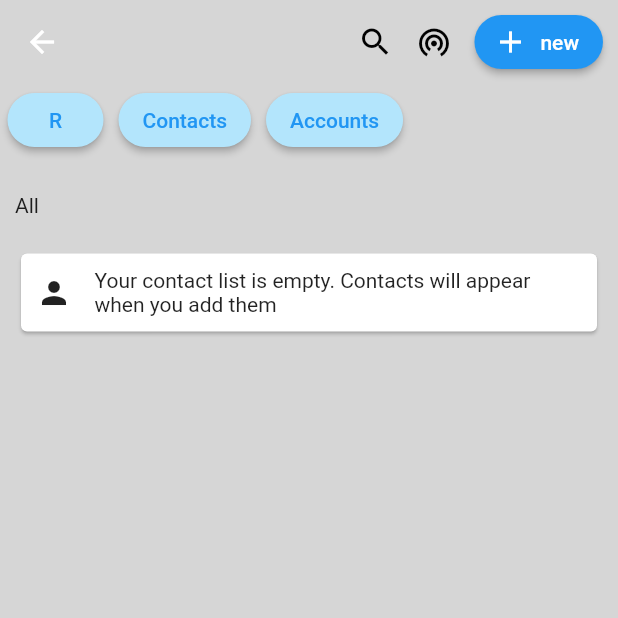
After one commit to mervinkogei/design_ui, a Flutter app: the WhomPay screen opened directly, on a phone screen of 412 x 824 dp, the top half of it. The commit adds this screen. Run offline on Flutter 3.47's test engine with Material 2 defaults, Android fonts, the light colour scheme and no system bars.

Commit message:
add whom pay

```diff
--- /dev/null
+++ b/lib/Screens/account_details.dart
@@ -0,0 +1,17 @@
+import 'package:flutter/material.dart';
+
+class AccountDetails extends StatefulWidget {
+  const AccountDetails({ Key? key }) : super(key: key);
+
+  @override
+  _AccountDetailsState createState() => _AccountDetailsState();
+}
+
+class _AccountDetailsState extends State<AccountDetails> {
+  @override
+  Widget build(BuildContext context) {
+    return Container(
+
+    );
+  }
+}
--- /dev/null
+++ b/lib/Screens/whom_pay.dart
@@ -0,0 +1,115 @@
+import 'package:flutter/material.dart';
+
+class WhomPay extends StatefulWidget {
+  const WhomPay({ Key? key }) : super(key: key);
+
+  @override
+  _WhomPayState createState() => _WhomPayState();
+}
+
+class _WhomPayState extends State<WhomPay> {
+  @override
+  Widget build(BuildContext context) {
+    return Scaffold(
+      appBar: AppBar(
+        elevation: 0,
+        backgroundColor: Colors.grey[350],
+        actions: [
+        Icon(Icons.search, color: Colors.black,),
+        SizedBox(width: 15,),
+        Icon(Icons.wifi_tethering_sharp, color: Colors.black,),
+        SizedBox(width: 15,),
+        Padding(
+          padding: const EdgeInsets.only(right: 10),
+          child: Row(
+            children: [
+              ElevatedButton.icon(onPressed: (){},
+               icon: Icon(Icons.add),
+               label: Text('new'),
+               style: ElevatedButton.styleFrom(
+            shape: new RoundedRectangleBorder(
+              borderRadius: new BorderRadius.circular(20.0),
+            ),
+          ),
+               )
+            ],
+          ),
+        )
+      ],
+      ),
+      body: Container(
+        color: Colors.grey[350],
+        child: Column(
+          children: [
+            Row(
+              children: [
+                SizedBox(width: 5,),
+                ElevatedButton(onPressed: (){},
+               child: Text('R', style: TextStyle(color: Colors.blue),),
+               style: ElevatedButton.styleFrom(
+                 primary: Colors.lightBlue[100],
+            shape: new RoundedRectangleBorder(
+              borderRadius: new BorderRadius.circular(20.0),
+            ),
+          ),
+          ),
+          SizedBox(width: 10,),
+               ElevatedButton(onPressed: (){},
+               child: Text('Contacts', style: TextStyle(color: Colors.blue),),
+               style: ElevatedButton.styleFrom(
+                 primary: Colors.lightBlue[100],
+            shape: new RoundedRectangleBorder(
+              borderRadius: new BorderRadius.circular(20.0),
+            ),
+          ),
+               ),
+               SizedBox(width: 10,),
+               ElevatedButton(onPressed: (){},
+               child: Text('Accounts', style: TextStyle(color: Colors.blue),),
+               style: ElevatedButton.styleFrom(
+                 primary: Colors.lightBlue[100],
+            shape: new RoundedRectangleBorder(
+              borderRadius: new BorderRadius.circular(20.0),
+            ),
+          ),
+               ),
+              ],
+            ),
+            Padding(
+              padding: const EdgeInsets.all(10.0),
+              child: Column(
+                children: [
+                  SizedBox(height: 15,),
+                  Align(
+                    alignment: Alignment.centerLeft,
+                    child: Text("All"),
+                  )
+                ],
+              ),
+            ),
+            Padding(
+              padding: const EdgeInsets.all(10.0),
+              child: Column(
+                children: [
+                  Card(
+                    child: Padding(
+                      padding: const EdgeInsets.all(10.0),
+                      child: Row(
+                        children: [
+                          Icon(Icons.person),
+                          SizedBox(width: 15,),
+                          Expanded(child: Text("Your contact list is empty. Contacts will appear when you add them"))
+                        ],
+                      ),
+                    ),
+                  )
+                ],
+              ),
+            )
+          ],
+        ),
+      ),
+
+    );
+  }
+}
--- a/lib/main.dart
+++ b/lib/main.dart
@@ -1,5 +1,7 @@
+import 'package:designs_ui/Screens/account_details.dart';
 import 'package:designs_ui/Screens/add_card.dart';
 import 'package:designs_ui/Screens/add_money.dart';
+import 'package:designs_ui/Screens/whom_pay.dart';
 import 'package:flutter/material.dart';
 
 void main() {
@@ -55,11 +57,7 @@ class _HomePageState extends State<HomePage> {
       ],
       ),
        drawer: Drawer(
-        // Add a ListView to the drawer. This ensures the user can scroll
-        // through the options in the drawer if there isn't enough vertical
-        // space to fit everything.
         child: ListView(
-          // Important: Remove any padding from the ListView.
           padding: EdgeInsets.zero,
           children: [
             const DrawerHeader(
@@ -80,6 +78,20 @@ class _HomePageState extends State<HomePage> {
               onTap: () {
                 Navigator.pop(context);
                 Navigator.push(context, MaterialPageRoute(builder: (context)=> AddCard()));
+              },
+            ),
+            ListTile(
+              title: const Text('Whom Pay'),
+              onTap: () {
+                Navigator.pop(context);
+                Navigator.push(context, MaterialPageRoute(builder: (context)=> WhomPay()));
+              },
+            ),
+            ListTile(
+              title: const Text('Account Details'),
+              onTap: () {
+                Navigator.pop(context);
+                Navigator.push(context, MaterialPageRoute(builder: (context)=> AccountDetails()));
               },
             ),
           ],
```
Also changed, not shown: lib/Screens/home.dart (deleted).
